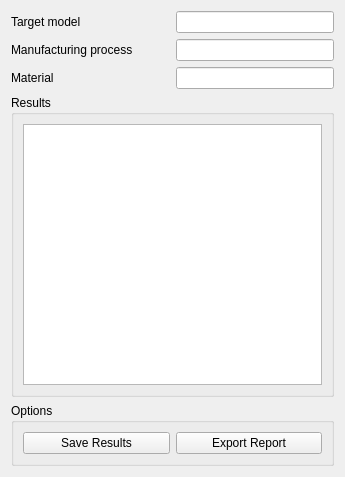
First picture: the form in gui/resources/ui/task_results.ui, repository ryankembrey/FreeCAD-DFM-Workbench, before the edit.
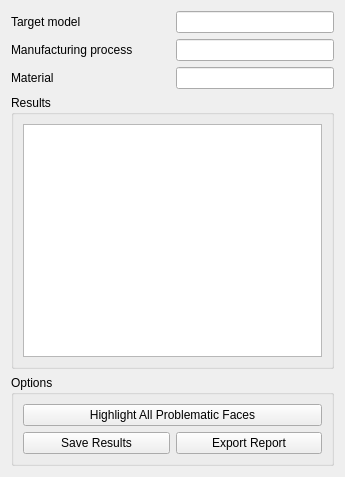
Second picture: the form after the edit.

Commit message: Add highlight all faces button

Patch:
```diff
--- a/gui/resources/ui/task_results.ui
+++ b/gui/resources/ui/task_results.ui
@@ -82,6 +82,13 @@
       <string>Options</string>
      </property>
      <layout class="QVBoxLayout" name="verticalLayout_2">
+      <item>
+       <widget class="QPushButton" name="pbAllFaces">
+        <property name="text">
+         <string>Highlight All Problematic Faces</string>
+        </property>
+       </widget>
+      </item>
       <item>
        <layout class="QGridLayout" name="gridLayout_2">
         <item row="0" column="0">
```
The commit also changes 2 other files.
